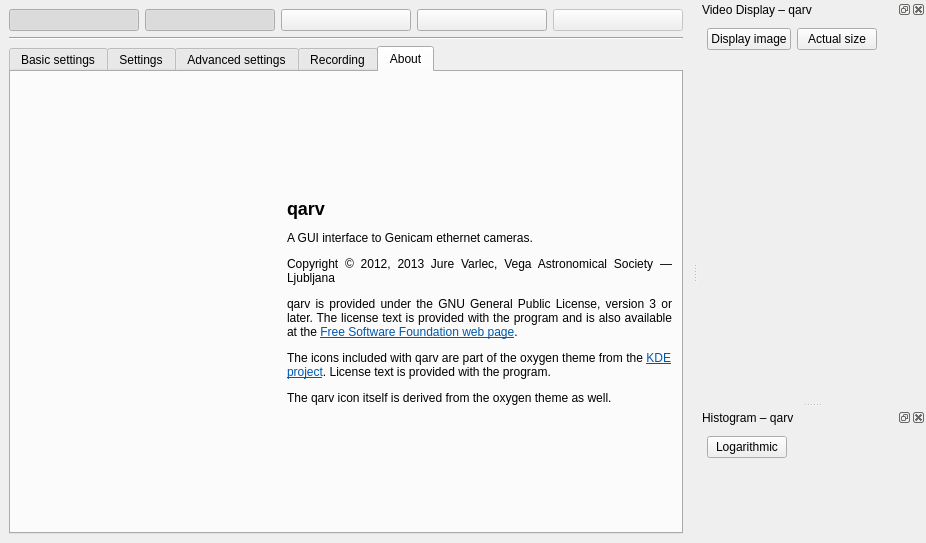
Old version of the form src/mainwindow.ui in the repository AD-Vega/qarv.
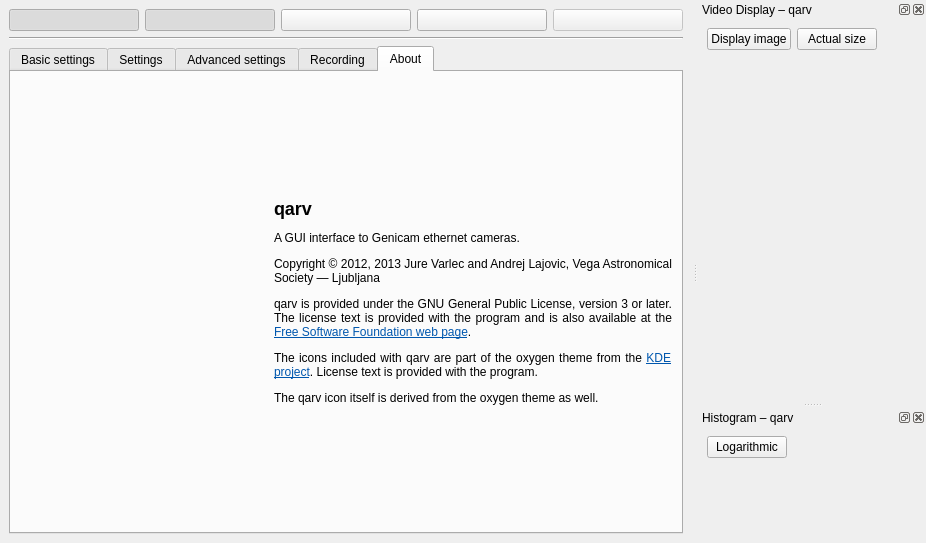
New version of the form. The open tabs and pages were chosen to show the change. Icons and pictures are not drawn. Custom widgets are drawn as their Qt base class.

Commit message: Update tooltip and About page.

Diff of the .ui file:
```diff
--- a/src/mainwindow.ui
+++ b/src/mainwindow.ui
@@ -1012,7 +1012,7 @@
         <item row="0" column="1">
          <widget class="QLabel" name="label_19">
           <property name="text">
-           <string>&lt;html&gt;&lt;head/&gt;&lt;body&gt;&lt;p&gt;&lt;span style=&quot; font-size:x-large; font-weight:600;&quot;&gt;qarv&lt;/span&gt;&lt;/p&gt;&lt;p&gt;A GUI interface to Genicam ethernet cameras.&lt;/p&gt;&lt;p&gt;Copyright © 2012, 2013 Jure Varlec, Vega Astronomical Society — Ljubljana&lt;/p&gt;&lt;p&gt;qarv is provided under the GNU General Public License, version 3 or later. The license text is provided with the program and is also available at the &lt;a href=&quot;http://www.gnu.org/licenses/gpl.html&quot;&gt;&lt;span style=&quot; text-decoration: underline; color:#0057ae;&quot;&gt;Free Software Foundation web page&lt;/span&gt;&lt;/a&gt;.&lt;/p&gt;&lt;p&gt;The icons included with qarv are part of the oxygen theme from the &lt;a href=&quot;http://www.kde.org&quot;&gt;&lt;span style=&quot; text-decoration: underline; color:#0057ae;&quot;&gt;KDE project&lt;/span&gt;&lt;/a&gt;. License text is provided with the program.&lt;/p&gt;&lt;p&gt;The qarv icon itself is derived from the oxygen theme as well.&lt;/p&gt;&lt;/body&gt;&lt;/html&gt;</string>
+           <string>&lt;html&gt;&lt;head/&gt;&lt;body&gt;&lt;p&gt;&lt;span style=&quot; font-size:x-large; font-weight:600;&quot;&gt;qarv&lt;/span&gt;&lt;/p&gt;&lt;p&gt;A GUI interface to Genicam ethernet cameras.&lt;/p&gt;&lt;p&gt;Copyright © 2012, 2013 Jure Varlec and Andrej Lajovic, Vega Astronomical Society — Ljubljana&lt;/p&gt;&lt;p&gt;qarv is provided under the GNU General Public License, version 3 or later. The license text is provided with the program and is also available at the &lt;a href=&quot;http://www.gnu.org/licenses/gpl.html&quot;&gt;&lt;span style=&quot; text-decoration: underline; color:#0057ae;&quot;&gt;Free Software Foundation web page&lt;/span&gt;&lt;/a&gt;.&lt;/p&gt;&lt;p&gt;The icons included with qarv are part of the oxygen theme from the &lt;a href=&quot;http://www.kde.org&quot;&gt;&lt;span style=&quot; text-decoration: underline; color:#0057ae;&quot;&gt;KDE project&lt;/span&gt;&lt;/a&gt;. License text is provided with the program.&lt;/p&gt;&lt;p&gt;The qarv icon itself is derived from the oxygen theme as well.&lt;/p&gt;&lt;/body&gt;&lt;/html&gt;</string>
           </property>
           <property name="alignment">
            <set>Qt::AlignJustify|Qt::AlignVCenter</set>
```
Left out of the diff: 2 changed lines with no effect on the pictures. The commit also changes 1 other file.
